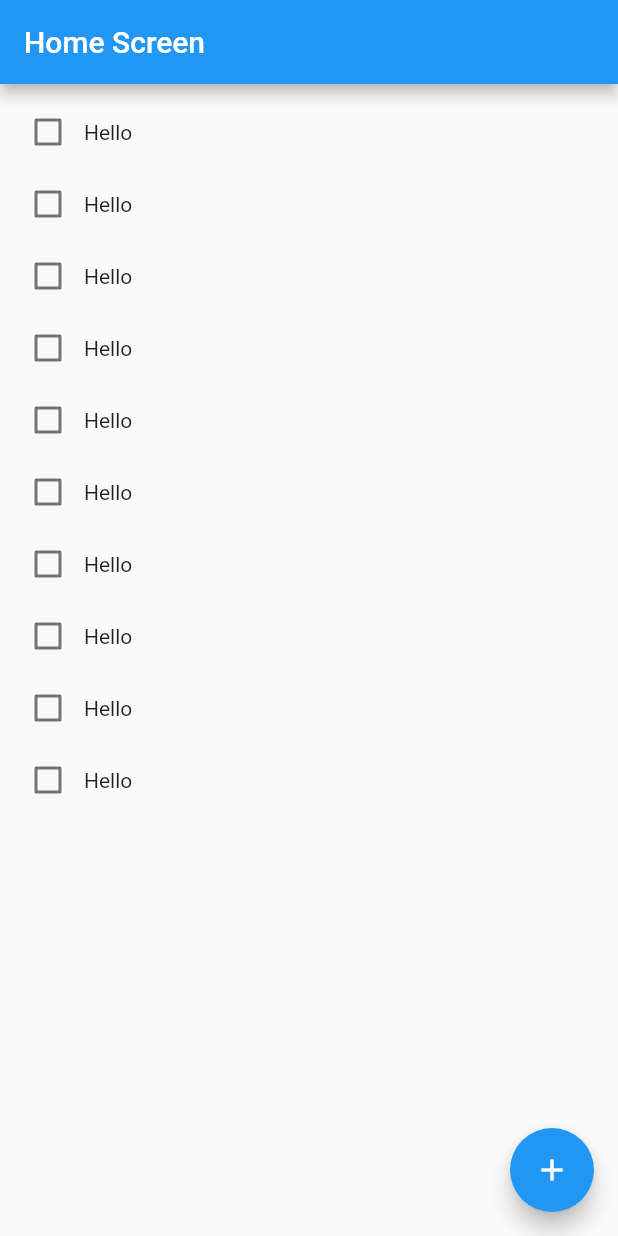
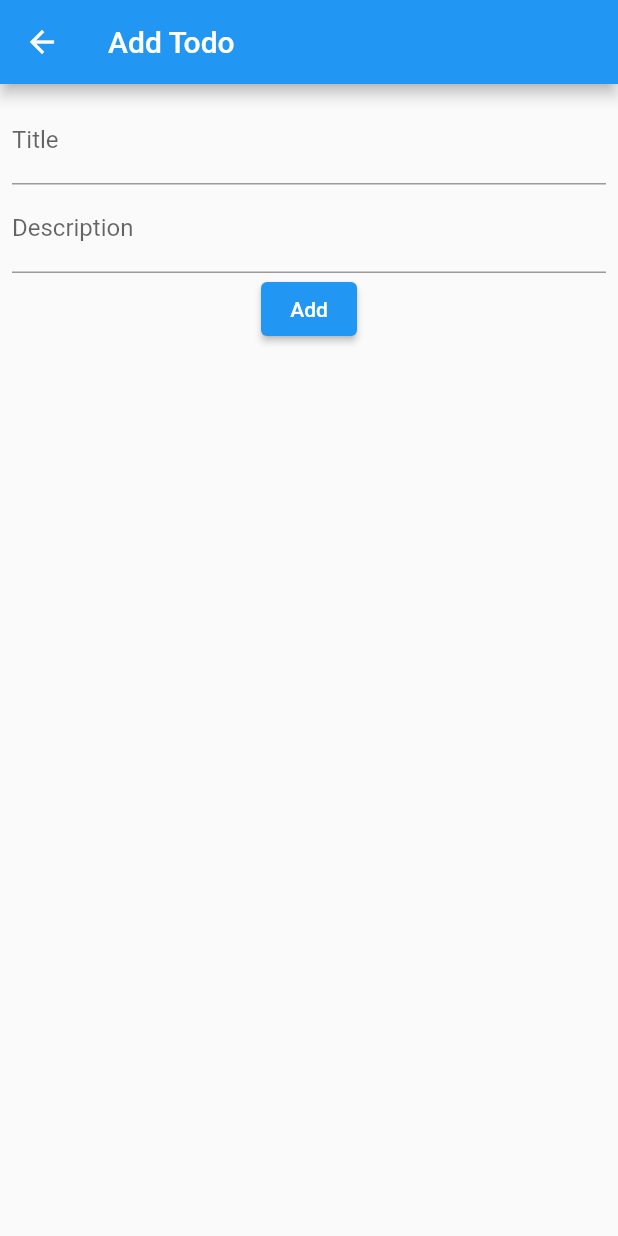
Before and after one commit to fayaz-tw/unit_tests, a Flutter app: the screen it shows after launch, after a tap on the "add" icon, on a phone screen of 412 x 824 dp. Run offline on Flutter 3.47's test engine with Material 2 defaults, Android fonts, the light colour scheme and no system bars.

Commit message:
add db, helper, add todo screen

```diff
--- /dev/null
+++ b/lib/data/db_helper.dart
@@ -0,0 +1,39 @@
+import 'package:unit_tests/data/db.dart';
+import 'package:unit_tests/data/exceptions/not_found_exception.dart';
+import 'package:unit_tests/model/TodoItem.dart';
+import 'exceptions/illegal_argument_exception.dart';
+
+class DatabaseHelper {
+  final Database _db;
+
+  DatabaseHelper(this._db);
+
+  void add(String title, String description, int dueOn) {
+    final newRecord =
+        TodoItem(title, description, dueOn, false, _db.getNewId());
+    final now = DateTime.now().millisecondsSinceEpoch;
+    if (dueOn < now) {
+      throw IllegalArgumentException(
+          "Invalid dueOn value, should be after current time");
+    }
+    _db.insert(newRecord);
+  }
+
+  void markCompleted(int id) {
+    final record = _db.findById(id);
+    if (record == null) {
+      throw NotFoundException("Record not found for passed id");
+    }
+
+    record.completed = true;
+    _db.updateById(id, record);
+  }
+
+  int recordsCount() {
+    return _db.getCount();
+  }
+
+  TodoItem? recordAt(int index) {
+    return _db.findByIndex(index);
+  }
+}
--- /dev/null
+++ b/lib/data/exceptions/db_exception.dart
@@ -0,0 +1,5 @@
+class DBException implements Exception {
+  final String message;
+
+  DBException(this.message);
+}
--- /dev/null
+++ b/lib/data/exceptions/illegal_argument_exception.dart
@@ -0,0 +1,5 @@
+import 'package:unit_tests/data/exceptions/db_exception.dart';
+
+class IllegalArgumentException extends DBException {
+  IllegalArgumentException(message) : super(message);
+}
--- /dev/null
+++ b/lib/data/exceptions/not_found_exception.dart
@@ -0,0 +1,5 @@
+import 'package:unit_tests/data/exceptions/db_exception.dart';
+
+class NotFoundException extends DBException {
+  NotFoundException(message) : super(message);
+}
--- a/lib/main.dart
+++ b/lib/main.dart
@@ -1,5 +1,5 @@
 import 'package:flutter/material.dart';
-import 'package:unit_tests/home_screen.dart';
+import 'package:unit_tests/ui/home_screen.dart';
 
 void main() {
   runApp(const MaterialApp(
--- a/lib/TodoItem.dart
+++ b/lib/model/TodoItem.dart
@@ -3,7 +3,7 @@ class TodoItem {
   final String title;
   final String description;
   final int dueOn;
-  final bool completed;
+  bool completed;
 
   TodoItem(this.title, this.description, this.dueOn, this.completed, this.id);
 }
--- /dev/null
+++ b/lib/services/db.dart
@@ -0,0 +1,3 @@
+import 'package:unit_tests/data/db.dart';
+
+final dbInstance = Database();
--- /dev/null
+++ b/lib/ui/add_todo_screen.dart
@@ -0,0 +1,66 @@
+import 'package:flutter/material.dart';
+import 'package:unit_tests/data/db_helper.dart';
+import 'package:unit_tests/services/db.dart';
+import 'package:unit_tests/utils/validators/todo.dart';
+
+class AddTodoScreen extends StatelessWidget {
+  AddTodoScreen({Key? key}) : super(key: key);
+
+  final TextEditingController descriptionController = TextEditingController();
+  final TextEditingController titleController = TextEditingController();
+  final DatabaseHelper dbHelper = DatabaseHelper(dbInstance);
+
+  bool validateForm(String title, String description) {
+    return TodoValidator.isValidTitle(title) &&
+        TodoValidator.isValidDescription(description);
+  }
+
+  void onAddButtonClicked(BuildContext context) {
+    if (!validateForm(titleController.text, descriptionController.text)) {
+      ScaffoldMessenger.of(context).showSnackBar(
+        const SnackBar(
+          content: Text("Title and Description must be valid"),
+        ),
+      );
+      return;
+    }
+
+    dbHelper.add(titleController.text, descriptionController.text,
+        DateTime.now().add(const Duration(days: 1)).millisecondsSinceEpoch);
+
+    Navigator.of(context).pop();
+  }
+
+  @override
+  Widget build(BuildContext context) {
+    return Scaffold(
+      appBar: AppBar(
+        title: const Text("Add Todo"),
+      ),
+      body: Padding(
+        padding: const EdgeInsets.all(8.0),
+        child: buildBody(context),
+      ),
+    );
+  }
+
+  Widget buildBody(BuildContext context) {
+    return Column(
+      mainAxisSize: MainAxisSize.min,
+      children: [
+        TextField(
+          controller: titleController,
+          decoration: const InputDecoration(labelText: "Title"),
+        ),
+        TextField(
+          controller: descriptionController,
+          decoration: const InputDecoration(labelText: "Description"),
+        ),
+        ElevatedButton(
+          onPressed: () => onAddButtonClicked(context),
+          child: const Text("Add"),
+        )
+      ],
+    );
+  }
+}
--- a/lib/home_screen.dart
+++ b/lib/ui/home_screen.dart
@@ -1,5 +1,9 @@
 import 'package:flutter/material.dart';
-import 'package:unit_tests/TodoItem.dart';
+import 'package:unit_tests/data/db.dart';
+import 'package:unit_tests/data/db_helper.dart';
+import 'package:unit_tests/model/TodoItem.dart';
+import 'package:unit_tests/services/db.dart';
+import 'package:unit_tests/ui/add_todo_screen.dart';
 
 class HomeScreen extends StatefulWidget {
   const HomeScreen({Key? key}) : super(key: key);
@@ -11,15 +15,21 @@ class HomeScreen extends StatefulWidget {
 class _HomeScreenState extends State<HomeScreen> {
   final List<TodoItem> todos = [];
 
+  void onReturn(dynamic value) {
+    setState(() {});
+  }
+
   void onFloatingActionButtonClicked() {
-    addTodoItem();
+    if (mounted) {
+      Navigator.of(context)
+          .push(MaterialPageRoute(builder: (c) => AddTodoScreen()))
+          .then(onReturn);
+    }
   }
 
   void addTodoItem() {}
 
-  void onTodoItemChecked(bool isChecked, int id) {
-
-  }
+  void onTodoItemChecked(bool isChecked, int id) {}
 
   @override
   Widget build(BuildContext context) {
@@ -30,18 +40,28 @@ class _HomeScreenState extends State<HomeScreen> {
     );
   }
 
-  Widget buildTodoItem(
-      bool isComplete, String title, Function(bool) onCheckChanged) {
+  Widget buildTodoItem(TodoItem item, Function(bool, int) onCheckChanged) {
     return Row(
-      children: [Checkbox(value: isComplete, onChanged: (e) {}), Text(title)],
+      children: [
+        Checkbox(
+          value: item.completed,
+          onChanged: (e) => onCheckChanged(e ?? false, item.id),
+        ),
+        Text(item.title)
+      ],
     );
   }
 
   Widget buildBody() {
+    final dbHelper = DatabaseHelper(dbInstance);
+
     return ListView.builder(
       padding: const EdgeInsets.all(8.0),
-      itemCount: 10,
-      itemBuilder: (c, i) => buildTodoItem(false, "Hello", (bool checked) {}),
+      itemCount: dbHelper.recordsCount(),
+      itemBuilder: (c, i) => buildTodoItem(
+        dbHelper.recordAt(i)!,
+        onTodoItemChecked,
+      ),
     );
   }
 
--- /dev/null
+++ b/lib/utils/validators/todo.dart
@@ -0,0 +1,11 @@
+class TodoValidator {
+  static bool isValidTitle(String title) {
+    return title.isNotEmpty && title.length > 3 && title.length < 50;
+  }
+
+  static bool isValidDescription(String description) {
+    return description.isNotEmpty &&
+        description.length > 3 &&
+        description.length < 1024;
+  }
+}
```
Also changed, not shown: lib/data/db.dart (added, +45 -0 lines).
